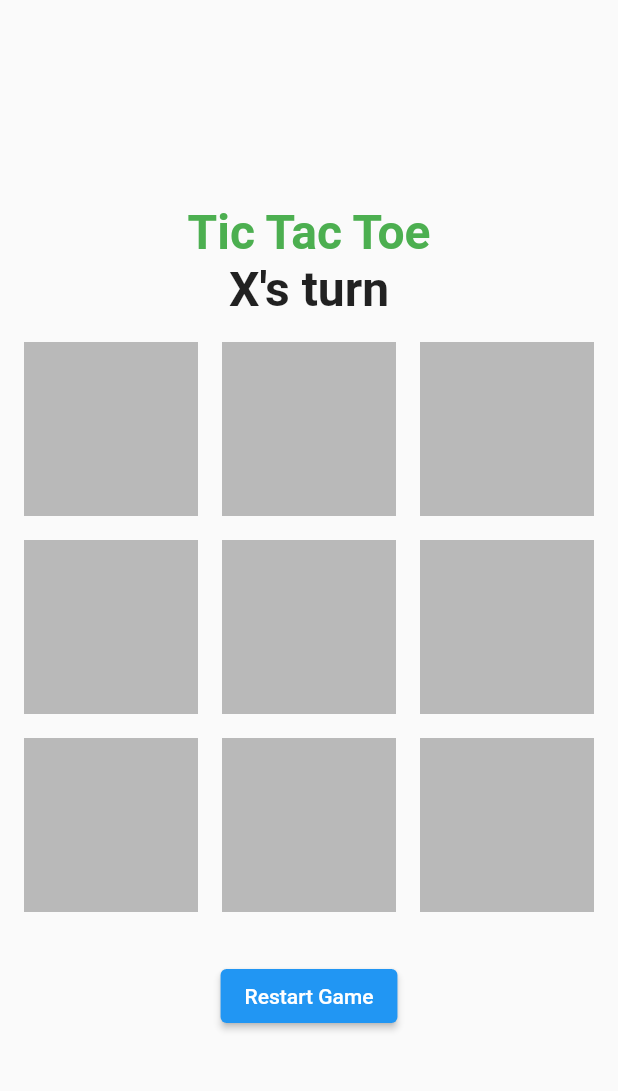
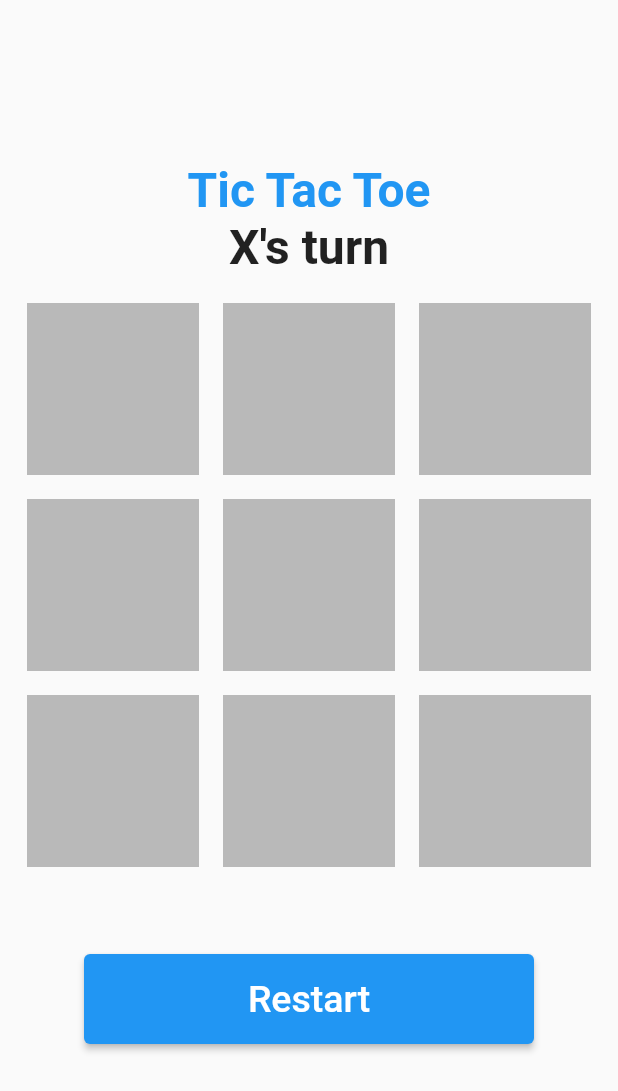
Before and after one commit to AlinFlorescu80/TicTacToe-Flutter, a Flutter app: the screen it shows after launch, on a phone screen of 412 x 824 dp. Shown: the top 1091 px of the screen. Run offline on Flutter 3.47's test engine with Material 2 defaults, Android fonts, the phone set to English and light mode, and no system bars.

```diff
--- a/lib/game_page.dart
+++ b/lib/game_page.dart
@@ -22,7 +22,7 @@ class _GamePageState extends State<GamePage> {
   void initializeGame() {
     currentPlayer = PLAYER_X;
     gameEnd = false;
-    occupied = ["", "", "", "", "", "", "", "", ""];
+    occupied = List.filled(9, "");
   }
 
   @override
@@ -47,7 +47,7 @@ class _GamePageState extends State<GamePage> {
         const Text(
           'Tic Tac Toe',
           style: TextStyle(
-            color: Colors.green,
+            color: Colors.blue,
             fontSize: 32,
             fontWeight: FontWeight.bold,
           ),
@@ -68,7 +68,7 @@ class _GamePageState extends State<GamePage> {
     return Container(
       height: MediaQuery.of(context).size.height / 2,
       width: MediaQuery.of(context).size.height / 2,
-      margin: const EdgeInsets.all(8),
+      margin: const EdgeInsets.all(10),
       child: GridView.builder(
           gridDelegate: const SliverGridDelegateWithFixedCrossAxisCount(
               crossAxisCount: 3),
@@ -96,7 +96,7 @@ class _GamePageState extends State<GamePage> {
         color: occupied[index].isEmpty
             ? Colors.black26
             : occupied[index] == PLAYER_X
-                ? Colors.blue
+                ? Colors.greenAccent
                 : Colors.orange,
         margin: const EdgeInsets.all(8),
         child: Center(
@@ -110,12 +110,22 @@ class _GamePageState extends State<GamePage> {
   }
 
   _restartButton(){
-    return ElevatedButton(onPressed: (){
-      setState(() {
-        initializeGame();
-      });
-
-    }, child: const Text("Restart Game"));
+    return Padding(
+      padding: const EdgeInsets.all(20.0),
+      child: ElevatedButton(onPressed: (){
+        setState(() {
+          initializeGame();
+        },
+        );
+      }, child: const Text("Restart",
+      style: TextStyle(
+      fontSize: 25),),
+        style: ElevatedButton.styleFrom(
+          minimumSize: Size(300, 60),
+          backgroundColor: Colors.blue,
+        ),
+      ),
+    );
   }
 
   changeTurn() {
```
